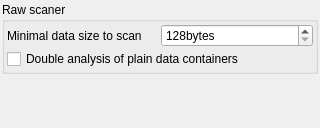
The window that apps/zxtune-qt/ui/preferences/plugins.ui (vitamin-caig/zxtune) describes before a commit, drawn with Qt 5.
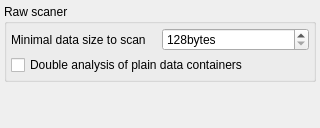
The same window after the commit.

Commit message: zxtune-qt: fixes in margins, spacing and options sheets.

```diff
--- a/apps/zxtune-qt/ui/preferences/plugins.ui
+++ b/apps/zxtune-qt/ui/preferences/plugins.ui
@@ -13,32 +13,35 @@
   <property name="windowTitle">
    <string>Plugins</string>
   </property>
-  <layout class="QVBoxLayout" name="verticalLayout">
+  <layout class="QVBoxLayout">
    <property name="spacing">
-    <number>2</number>
+    <number>4</number>
    </property>
    <property name="margin">
-    <number>2</number>
+    <number>4</number>
    </property>
    <item>
-    <widget class="QGroupBox" name="rawOptions">
+    <widget class="QGroupBox">
      <property name="title">
       <string>Raw scaner</string>
      </property>
-     <layout class="QVBoxLayout" name="verticalLayout_2">
+     <layout class="QVBoxLayout">
       <property name="spacing">
-       <number>2</number>
+       <number>4</number>
       </property>
       <property name="margin">
-       <number>2</number>
+       <number>4</number>
       </property>
       <item>
-       <layout class="QHBoxLayout" name="horizontalLayout">
+       <layout class="QHBoxLayout">
         <property name="spacing">
-         <number>2</number>
+         <number>4</number>
+        </property>
+        <property name="margin">
+         <number>0</number>
         </property>
         <item>
-         <widget class="QLabel" name="rawMinSizeLabel">
+         <widget class="QLabel">
           <property name="sizePolicy">
            <sizepolicy hsizetype="Preferred" vsizetype="Preferred">
             <horstretch>0</horstretch>
@@ -85,8 +88,8 @@
      </property>
      <property name="sizeHint" stdset="0">
       <size>
-       <width>20</width>
-       <height>40</height>
+       <width>0</width>
+       <height>0</height>
       </size>
      </property>
     </spacer>
```
The commit also changes 15 other files.
